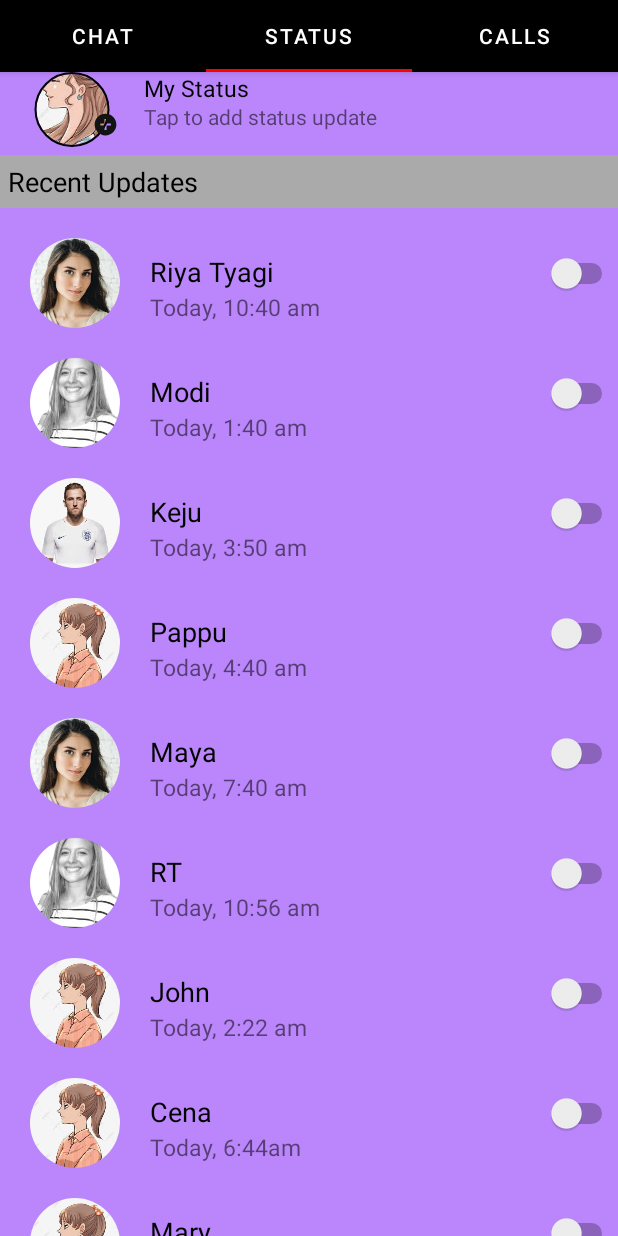
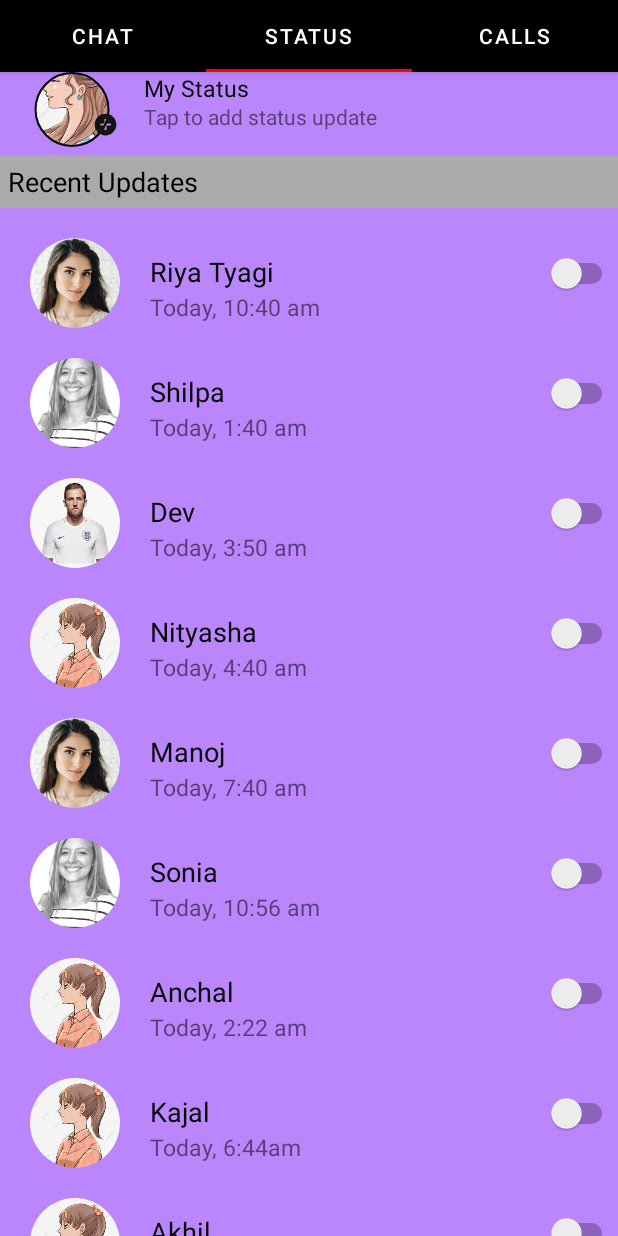
Before and after one commit to riyatyagi99/TabVPFragment, an Android app: the screen it shows after launch (MainActivity), tab 2 chosen, on a phone screen of 412 x 824 dp. Run offline under Robolectric (Android 15) with nearby library versions, the phone set to English and light mode, and no system bars; our stand-ins replace CircleImageView.

```diff
--- a/app/src/main/java/com/app/app/fragments/Callfragment.kt
+++ b/app/src/main/java/com/app/app/fragments/Callfragment.kt
@@ -41,7 +41,7 @@ class callfragment : Fragment() {
             myList.add(
                 call_design(
                     R.drawable.img1,
-                    tv111 = "Riya Tyagi",
+                    tv111 = "Riya ",
                     tv222 = "10:40 am",
                     R.drawable.ic_call
                 )
@@ -49,7 +49,7 @@ class callfragment : Fragment() {
             myList.add(
                 call_design(
                     R.drawable.i2,
-                    tv111 = "A",
+                    tv111 = "Papa",
                     tv222 = "10:20 am",
                     R.drawable.ic_video_call_24
                 )
@@ -57,7 +57,7 @@ class callfragment : Fragment() {
             myList.add(
                 call_design(
                     R.drawable.i3,
-                    tv111 = "B",
+                    tv111 = "mummy",
                     tv222 = "10:10 am",
                     R.drawable.ic_call
                 )
@@ -65,7 +65,7 @@ class callfragment : Fragment() {
             myList.add(
                 call_design(
                     R.drawable.i4,
-                    tv111 = "C",
+                    tv111 = "Sister",
                     tv222 = "11:20 am",
                     R.drawable.ic_video_call_24
                 )
@@ -73,7 +73,7 @@ class callfragment : Fragment() {
             myList.add(
                 call_design(
                     R.drawable.img1,
-                    tv111 = "D",
+                    tv111 = "Brother",
                     tv222 = "12:20 am",
                     R.drawable.ic_call
                 )
@@ -90,7 +90,7 @@ class callfragment : Fragment() {
             myList.add(
                 call_design(
                     R.drawable.i4,
-                    tv111 = "E",
+                    tv111 = "Nitya",
                     tv222 = "5:30 am",
                     R.drawable.ic_call
                 )
--- a/app/src/main/java/com/app/app/fragments/Chatfragment.kt
+++ b/app/src/main/java/com/app/app/fragments/Chatfragment.kt
@@ -37,25 +37,20 @@ class chatfragment : Fragment() {
             myList.add(
                 chat_design(
                     R.drawable.img1,
-                    tv1 = "Riya Tyagi",
+                    tv1 = "Riya ",
                     tv2 = "10:40 am",
                     tv3 = "Hello"
                 )
             )
-            myList.add(chat_design(R.drawable.i2, tv1 = "A", tv2 = "10:20 am", tv3 = "Good"))
-            myList.add(chat_design(R.drawable.i3, tv1 = "B", tv2 = "10:10 am", tv3 = "hey"))
-            myList.add(chat_design(R.drawable.i4, tv1 = "C", tv2 = "11:20 am", tv3 = "dear"))
-            myList.add(chat_design(R.drawable.img1, tv1 = "D", tv2 = "12:20 am", tv3 = "Hello"))
-            myList.add(chat_design(R.drawable.i2, tv1 = "RT", tv2 = "1:40 am", tv3 = "Hello"))
+            myList.add(chat_design(R.drawable.i2, tv1 = "Nitysaha", tv2 = "10:20 am", tv3 = "Good"))
+            myList.add(chat_design(R.drawable.i3, tv1 = "Sonia", tv2 = "10:10 am", tv3 = "hey"))
+            myList.add(chat_design(R.drawable.i4, tv1 = "Anchal", tv2 = "11:20 am", tv3 = "dear"))
+            myList.add(chat_design(R.drawable.img1, tv1 = "kajal", tv2 = "12:20 am", tv3 = "Hello"))
+            myList.add(chat_design(R.drawable.i2, tv1 = "Dev", tv2 = "1:40 am", tv3 = "Hello"))
 //        myList.add(item_design(R.drawable.i4, tv1 = "E", tv2 = "5:30 am", tv3 = "Hello"))
-            myList.add(chat_design(R.drawable.i4, tv1 = "E", tv2 = "5:30 am", tv3 = "Hello"))
-            myList.add(chat_design(R.drawable.i4, tv1 = "E", tv2 = "5:30 am", tv3 = "Hello"))
-            myList.add(chat_design(R.drawable.i4, tv1 = "E", tv2 = "5:30 am", tv3 = "Hello"))
-            myList.add(chat_design(R.drawable.i4, tv1 = "E", tv2 = "5:30 am", tv3 = "Hello"))
-            myList.add(chat_design(R.drawable.i4, tv1 = "E", tv2 = "5:30 am", tv3 = "Hello"))
-            myList.add(chat_design(R.drawable.i4, tv1 = "E", tv2 = "5:30 am", tv3 = "Hello"))
-            myList.add(chat_design(R.drawable.i4, tv1 = "E", tv2 = "5:30 am", tv3 = "Hello"))
-            myList.add(chat_design(R.drawable.i4, tv1 = "E", tv2 = "5:30 am", tv3 = "Hello"))
+            myList.add(chat_design(R.drawable.i4, tv1 = "Shilpa", tv2 = "5:30 am", tv3 = "Hello"))
+            myList.add(chat_design(R.drawable.i4, tv1 = "Akhil", tv2 = "5:30 am", tv3 = "Hello"))
+
 
         }
 
--- a/app/src/main/java/com/app/app/fragments/Statusfragment.kt
+++ b/app/src/main/java/com/app/app/fragments/Statusfragment.kt
@@ -44,7 +44,7 @@ for (i in 0..50) {
     myList.add(
         Status_design(
             R.drawable.i2,
-            tv11 = "Modi",
+            tv11 = "Shilpa",
             tv22 = "Today, 1:40 am",
             switchbutton = false
         )
@@ -52,7 +52,7 @@ for (i in 0..50) {
     myList.add(
         Status_design(
             R.drawable.i3,
-            tv11 = "Keju",
+            tv11 = "Dev",
             tv22 = "Today, 3:50 am",
             switchbutton = false
         )
@@ -60,7 +60,7 @@ for (i in 0..50) {
     myList.add(
         Status_design(
             R.drawable.i4,
-            tv11 = "Pappu",
+            tv11 = "Nityasha",
             tv22 = "Today, 4:40 am",
             switchbutton = false
         )
@@ -68,7 +68,7 @@ for (i in 0..50) {
     myList.add(
         Status_design(
             R.drawable.img1,
-            tv11 = "Maya",
+            tv11 = "Manoj",
             tv22 = "Today, 7:40 am",
             switchbutton = false
         )
@@ -76,7 +76,7 @@ for (i in 0..50) {
     myList.add(
         Status_design(
             R.drawable.i2,
-            tv11 = "RT",
+            tv11 = "Sonia",
             tv22 = "Today, 10:56 am",
             switchbutton = false
         )
@@ -84,7 +84,7 @@ for (i in 0..50) {
     myList.add(
         Status_design(
             R.drawable.i4,
-            tv11 = "John",
+            tv11 = "Anchal",
             tv22 = "Today, 2:22 am",
             switchbutton = false
         )
@@ -92,7 +92,7 @@ for (i in 0..50) {
     myList.add(
         Status_design(
             R.drawable.i4,
-            tv11 = "Cena",
+            tv11 = "Kajal",
             tv22 = "Today, 6:44am",
             switchbutton = false
         )
@@ -100,7 +100,7 @@ for (i in 0..50) {
     myList.add(
         Status_design(
             R.drawable.i4,
-            tv11 = "Mary",
+            tv11 = "Akhil",
             tv22 = "Today, 2:00 am",
             switchbutton = false
         )
@@ -108,7 +108,7 @@ for (i in 0..50) {
     myList.add(
         Status_design(
             R.drawable.i4,
-            tv11 = "PV Sindhu",
+            tv11 = "Arpit",
             tv22 = "Today,5:11am",
             switchbutton = false
         )
@@ -132,7 +132,7 @@ for (i in 0..50) {
     myList.add(
         Status_design(
             R.drawable.i4,
-            tv11 = "ManMohan",
+            tv11 = "Papa",
             tv22 = "Today, 10:40 am",
             switchbutton = false
         )
@@ -140,7 +140,7 @@ for (i in 0..50) {
     myList.add(
         Status_design(
             R.drawable.i4,
-            tv11 = "Alia",
+            tv11 = "Mummy",
             tv22 = "Today, 3:30 am",
             switchbutton = false
         )
```
